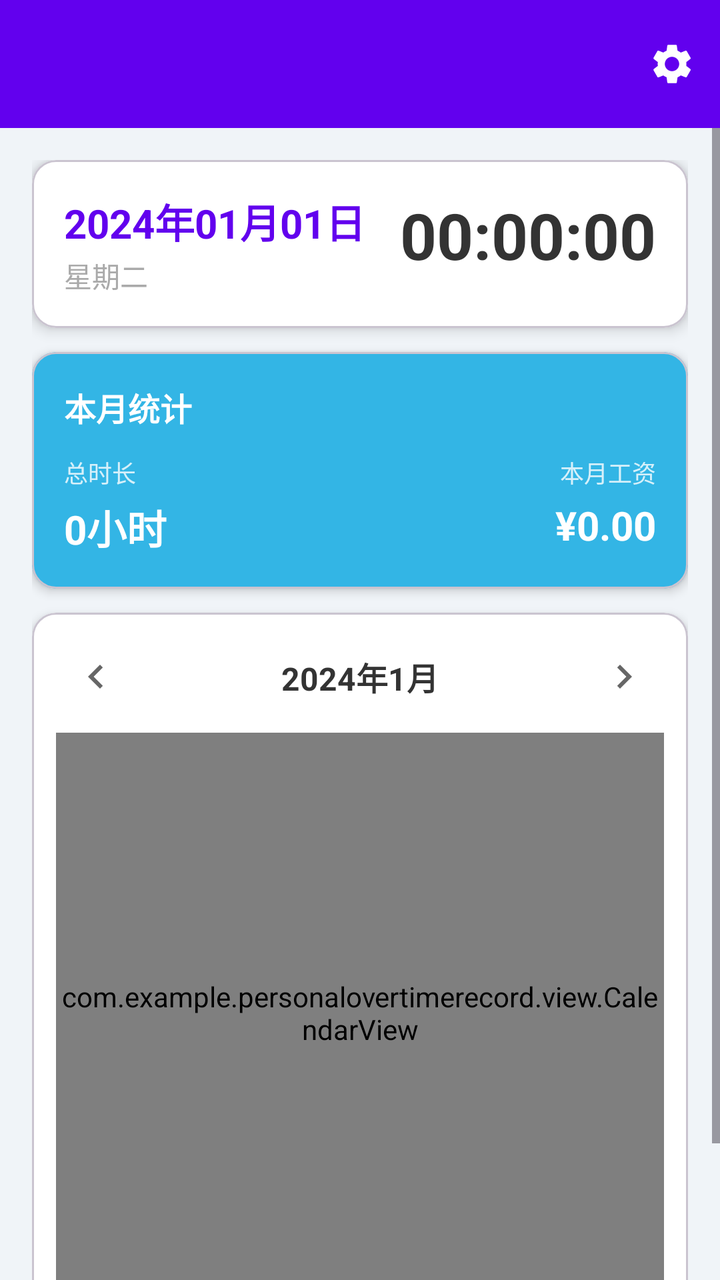
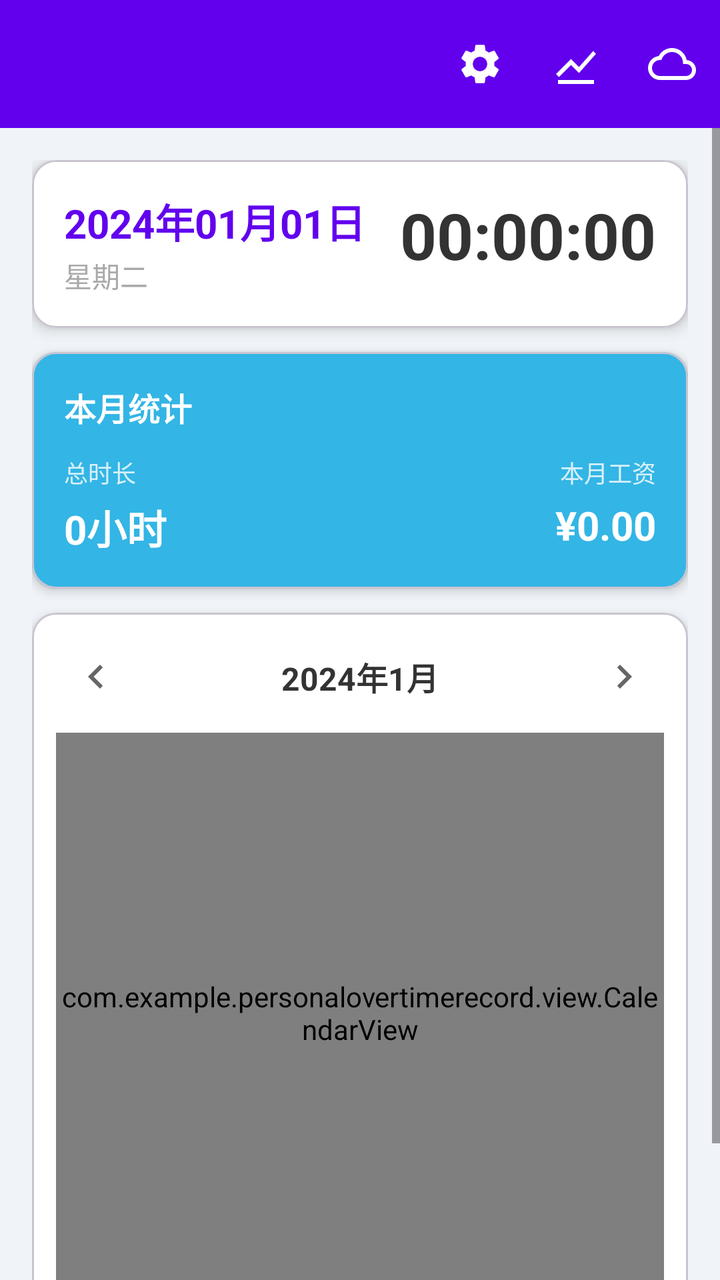

An Android layout rendered at two revisions. The XML below is the earlier revision; the diff shows what the commit changed to produce the second picture.
<!-- AndroidManifest.xml: application theme Theme.PersonalOvertimeRecord -->
<!-- res/layout/activity_main.xml -->
<?xml version="1.0" encoding="utf-8"?>
<LinearLayout xmlns:android="http://schemas.android.com/apk/res/android"
    xmlns:app="http://schemas.android.com/apk/res-auto"
    xmlns:tools="http://schemas.android.com/tools"
    android:id="@+id/main"
    android:layout_width="match_parent"
    android:layout_height="match_parent"
    android:orientation="vertical"
    android:background="#F0F4F8"
    tools:context=".MainActivity">

    <com.google.android.material.appbar.AppBarLayout
        android:layout_width="match_parent"
        android:layout_height="wrap_content"
        android:background="@color/white"
        app:elevation="4dp">

        <androidx.appcompat.widget.Toolbar
            android:id="@+id/toolbar"
            android:layout_width="match_parent"
            android:layout_height="?attr/actionBarSize"
            android:background="@color/colorPrimary"
            app:titleTextColor="@color/white">

            <ImageButton
                android:id="@+id/btnSettings"
                android:layout_width="48dp"
                android:layout_height="48dp"
                android:layout_gravity="end|center_vertical"
                android:background="?attr/selectableItemBackgroundBorderless"
                android:src="@drawable/ic_settings"
                app:tint="@color/white"
                android:contentDescription="设置" />

        </androidx.appcompat.widget.Toolbar>

    </com.google.android.material.appbar.AppBarLayout>

    <ScrollView
        android:layout_width="match_parent"
        android:layout_height="0dp"
        android:layout_weight="1"
        android:fillViewport="true">

        <LinearLayout
            android:layout_width="match_parent"
            android:layout_height="wrap_content"
            android:orientation="vertical"
            android:padding="16dp">

            <com.google.android.material.card.MaterialCardView
                android:layout_width="match_parent"
                android:layout_height="wrap_content"
                android:layout_marginBottom="12dp"
                app:cardElevation="4dp"
                app:cardCornerRadius="12dp"
                app:cardBackgroundColor="@color/white">

                <LinearLayout
                    android:layout_width="match_parent"
                    android:layout_height="wrap_content"
                    android:orientation="horizontal"
                    android:padding="16dp">

                    <LinearLayout
                        android:layout_width="0dp"
                        android:layout_height="wrap_content"
                        android:layout_weight="1"
                        android:orientation="vertical">

                        <TextView
                            android:id="@+id/tvCurrentDate"
                            android:layout_width="wrap_content"
                            android:layout_height="wrap_content"
                            android:textSize="20sp"
                            android:textStyle="bold"
                            android:textColor="@color/colorPrimary"
                            android:text="2024年01月01日" />

                        <TextView
                            android:id="@+id/tvCurrentWeekday"
                            android:layout_width="wrap_content"
                            android:layout_height="wrap_content"
                            android:textSize="14sp"
                            android:textColor="@android:color/darker_gray"
                            android:layout_marginTop="2dp"
                            android:text="星期二" />

                    </LinearLayout>

                    <TextView
                        android:id="@+id/tvCurrentTime"
                        android:layout_width="wrap_content"
                        android:layout_height="wrap_content"
                        android:textSize="32sp"
                        android:textStyle="bold"
                        android:textColor="#333333"
                        android:text="00:00:00" />

                </LinearLayout>

            </com.google.android.material.card.MaterialCardView>

            <com.google.android.material.card.MaterialCardView
                android:layout_width="match_parent"
                android:layout_height="wrap_content"
                android:layout_marginBottom="12dp"
                app:cardElevation="3dp"
                app:cardCornerRadius="12dp"
                app:cardBackgroundColor="@android:color/holo_blue_light">

                <LinearLayout
                    android:layout_width="match_parent"
                    android:layout_height="wrap_content"
                    android:orientation="vertical"
                    android:padding="16dp">

                    <TextView
                        android:layout_width="wrap_content"
                        android:layout_height="wrap_content"
                        android:text="本月统计"
                        android:textSize="16sp"
                        android:textStyle="bold"
                        android:textColor="@color/white" />

                    <LinearLayout
                        android:layout_width="match_parent"
                        android:layout_height="wrap_content"
                        android:orientation="horizontal"
                        android:layout_marginTop="12dp">

                        <LinearLayout
                            android:layout_width="0dp"
                            android:layout_height="wrap_content"
                            android:layout_weight="1"
                            android:orientation="vertical">

                            <TextView
                                android:layout_width="wrap_content"
                                android:layout_height="wrap_content"
                                android:text="总时长"
                                android:textSize="12sp"
                                android:textColor="@color/white"
                                android:alpha="0.8" />

                            <TextView
                                android:id="@+id/tvTotalOvertime"
                                android:layout_width="wrap_content"
                                android:layout_height="wrap_content"
                                android:text="0小时"
                                android:textSize="20sp"
                                android:textStyle="bold"
                                android:textColor="@color/white"
                                android:layout_marginTop="4dp" />

                        </LinearLayout>

                        <LinearLayout
                            android:layout_width="0dp"
                            android:layout_height="wrap_content"
                            android:layout_weight="1"
                            android:orientation="vertical"
                            android:gravity="end">

                            <TextView
                                android:layout_width="wrap_content"
                                android:layout_height="wrap_content"
                                android:text="本月工资"
                                android:textSize="12sp"
                                android:textColor="@color/white"
                                android:alpha="0.8" />

                            <TextView
                                android:id="@+id/tvTotalPay"
                                android:layout_width="wrap_content"
                                android:layout_height="wrap_content"
                                android:text="¥0.00"
                                android:textSize="20sp"
                                android:textStyle="bold"
                                android:textColor="@color/white"
                                android:layout_marginTop="4dp" />

                        </LinearLayout>

                    </LinearLayout>

                </LinearLayout>

            </com.google.android.material.card.MaterialCardView>

            <com.google.android.material.card.MaterialCardView
                android:layout_width="match_parent"
                android:layout_height="wrap_content"
                android:layout_marginBottom="12dp"
                app:cardElevation="3dp"
                app:cardCornerRadius="12dp"
                app:cardBackgroundColor="@color/white">

                <LinearLayout
                    android:layout_width="match_parent"
                    android:layout_height="wrap_content"
                    android:orientation="vertical"
                    android:padding="12dp">

                    <LinearLayout
                        android:layout_width="match_parent"
                        android:layout_height="wrap_content"
                        android:orientation="horizontal"
                        android:gravity="center_vertical"
                        android:layout_marginBottom="8dp">

                        <ImageButton
                            android:id="@+id/btnPrevMonth"
                            android:layout_width="40dp"
                            android:layout_height="40dp"
                            android:background="?attr/selectableItemBackgroundBorderless"
                            android:src="@drawable/ic_arrow_left"
                            android:contentDescription="上个月"
                            app:tint="#666666" />

                        <TextView
                            android:id="@+id/tvMonthYear"
                            android:layout_width="0dp"
                            android:layout_height="wrap_content"
                            android:layout_weight="1"
                            android:gravity="center"
                            android:textSize="16sp"
                            android:textStyle="bold"
                            android:textColor="#333333"
                            android:text="2024年1月" />

                        <ImageButton
                            android:id="@+id/btnNextMonth"
                            android:layout_width="40dp"
                            android:layout_height="40dp"
                            android:background="?attr/selectableItemBackgroundBorderless"
                            android:src="@drawable/ic_arrow_right"
                            android:contentDescription="下个月"
                            app:tint="#666666" />

                    </LinearLayout>

                    <com.example.personalovertimerecord.view.CalendarView
                        android:id="@+id/calendarView"
                        android:layout_width="match_parent"
                        android:layout_height="280dp" />

                </LinearLayout>

            </com.google.android.material.card.MaterialCardView>

            <LinearLayout
                android:layout_width="match_parent"
                android:layout_height="wrap_content"
                android:orientation="horizontal"
                android:gravity="center_vertical"
                android:layout_marginBottom="8dp">

                <TextView
                    android:layout_width="0dp"
                    android:layout_height="wrap_content"
                    android:layout_weight="1"
                    android:text="加班记录"
                    android:textSize="16sp"
                    android:textStyle="bold"
                    android:textColor="#333333" />

                <TextView
                    android:layout_width="wrap_content"
                    android:layout_height="wrap_content"
                    android:text="点击日历添加记录"
                    android:textSize="12sp"
                    android:textColor="@android:color/darker_gray" />

            </LinearLayout>

            <androidx.recyclerview.widget.RecyclerView
                android:id="@+id/recyclerView"
                android:layout_width="match_parent"
                android:layout_height="wrap_content"
                android:nestedScrollingEnabled="false" />

        </LinearLayout>

    </ScrollView>

</LinearLayout>
<!-- resources referenced by this layout -->
<resources>
  <color name="colorPrimary">#FF6200EE</color>
  <color name="white">#FFFFFFFF</color>
  <!-- drawable ic_arrow_left (drawable) -->
  <vector xmlns:android="http://schemas.android.com/apk/res/android"
      android:width="24dp"
      android:height="24dp"
      android:viewportWidth="24"
      android:viewportHeight="24">
      <path
          android:fillColor="#666666"
          android:pathData="M15.41,7.41L14,6l-6,6 6,6 1.41,-1.41L10.83,12z"/>
  </vector>
  <!-- drawable ic_arrow_right (drawable) -->
  <vector xmlns:android="http://schemas.android.com/apk/res/android"
      android:width="24dp"
      android:height="24dp"
      android:viewportWidth="24"
      android:viewportHeight="24">
      <path
          android:fillColor="#666666"
          android:pathData="M10,6L8.59,7.41 13.17,12l-4.58,4.59L10,18l6,-6z"/>
  </vector>
  <!-- drawable ic_settings (drawable) -->
  <vector xmlns:android="http://schemas.android.com/apk/res/android"
      android:width="24dp"
      android:height="24dp"
      android:viewportWidth="24"
      android:viewportHeight="24">
      <path
          android:fillColor="#FFFFFF"
          android:pathData="M19.14,12.94c0.04,-0.31 0.06,-0.63 0.06,-0.94 0,-0.31 -0.02,-0.63 -0.06,-0.94l2.03,-1.58c0.18,-0.14 0.23,-0.41 0.12,-0.61l-1.92,-3.32c-0.12,-0.22 -0.37,-0.29 -0.59,-0.22l-2.39,0.96c-0.5,-0.38 -1.03,-0.7 -1.62,-0.94l-0.36,-2.54c-0.03,-0.24 -0.24,-0.41 -0.46,-0.41h-3.84c-0.24,0 -0.43,0.17 -0.46,0.41l-0.36,2.54c-0.59,0.24 -1.12,0.56 -1.62,0.94l-2.39,-0.96c-0.22,-0.08 -0.47,0 -0.59,0.22l-1.92,3.32c-0.12,0.22 -0.07,0.47 0.12,0.61l2.03,1.58c-0.04,0.31 -0.06,0.63 -0.06,0.94 0,0.31 0.02,0.63 0.06,0.94l-2.03,1.58c-0.18,0.14 -0.23,0.41 -0.12,0.61l1.92,3.32c0.12,0.22 0.37,0.29 0.59,0.22l2.39,-0.96c0.5,0.38 1.03,0.7 1.62,0.94l0.36,2.54c0.03,0.24 0.24,0.41 0.46,0.41h3.84c0.24,0 0.44,-0.17 0.46,-0.41l0.36,-2.54c0.59,-0.24 1.12,-0.56 1.62,-0.94l2.39,0.96c0.22,0.08 0.47,0 0.59,-0.22l1.92,-3.32c0.12,-0.22 0.07,-0.47 -0.12,-0.61l-2.03,-1.58zM12,15.6c-1.98,0 -3.6,-1.62 -3.6,-3.6s1.62,-3.6 3.6,-3.6 3.6,1.62 3.6,3.6 -1.62,3.6 -3.6,3.6z"/>
  </vector>
  <style name="Theme.PersonalOvertimeRecord" parent="Base.Theme.PersonalOvertimeRecord" />
  <style name="Base.Theme.PersonalOvertimeRecord" parent="Theme.Material3.DayNight.NoActionBar">
          <item name="colorPrimary">@color/colorPrimary</item>
          <item name="colorPrimaryDark">@color/colorPrimaryDark</item>
          <item name="colorAccent">@color/colorAccent</item>
      </style>
  <color name="colorPrimaryDark">#FF3700B3</color>
  <color name="colorAccent">#FF03DAC5</color>
</resources>

<!-- the commit's change to res/layout/activity_main.xml (unified diff, before → after) -->
@@ -23,6 +23,26 @@
             app:titleTextColor="@color/white">
 
             <ImageButton
+                android:id="@+id/btnCloudSync"
+                android:layout_width="48dp"
+                android:layout_height="48dp"
+                android:layout_gravity="end|center_vertical"
+                android:background="?attr/selectableItemBackgroundBorderless"
+                android:src="@drawable/ic_cloud_sync"
+                app:tint="@color/white"
+                android:contentDescription="云同步" />
+
+            <ImageButton
+                android:id="@+id/btnReport"
+                android:layout_width="48dp"
+                android:layout_height="48dp"
+                android:layout_gravity="end|center_vertical"
+                android:background="?attr/selectableItemBackgroundBorderless"
+                android:src="@drawable/ic_chart"
+                app:tint="@color/white"
+                android:contentDescription="统计报表" />
+
+            <ImageButton
                 android:id="@+id/btnSettings"
                 android:layout_width="48dp"
                 android:layout_height="48dp"
<!-- resource entries referenced after the edit -->
@@ -22,6 +22,31 @@
           android:fillColor="#666666"
           android:pathData="M10,6L8.59,7.41 13.17,12l-4.58,4.59L10,18l6,-6z"/>
   </vector>
+  <!-- drawable ic_chart (drawable) -->
+  <?xml version="1.0" encoding="utf-8"?>
+  <vector xmlns:android="http://schemas.android.com/apk/res/android"
+      android:width="24dp"
+      android:height="24dp"
+      android:viewportWidth="24"
+      android:viewportHeight="24">
+      <path
+          android:fillColor="#FFFFFF"
+          android:pathData="M3.5,18.49l6,-6.01 4,4L22,6.92l-1.41,-1.41 -7.09,7.97 -4,-4L2,16.99z"/>
+      <path
+          android:fillColor="#FFFFFF"
+          android:pathData="M3,20h18v2H3z"/>
+  </vector>
+  <!-- drawable ic_cloud_sync (drawable) -->
+  <?xml version="1.0" encoding="utf-8"?>
+  <vector xmlns:android="http://schemas.android.com/apk/res/android"
+      android:width="24dp"
+      android:height="24dp"
+      android:viewportWidth="24"
+      android:viewportHeight="24">
+      <path
+          android:fillColor="#FFFFFF"
+          android:pathData="M19.35,10.04C18.67,6.59 15.64,4 12,4 9.11,4 6.6,5.64 5.35,8.04 2.34,8.36 0,10.91 0,14c0,3.31 2.69,6 6,6h13c2.76,0 5,-2.24 5,-5 0,-2.64 -2.05,-4.78 -4.65,-4.96zM19,18H6c-2.21,0 -4,-1.79 -4,-4s1.79,-4 4,-4h0.71C7.37,7.69 9.48,6 12,6c3.04,0 5.5,2.46 5.5,5.5v0.5H19c1.66,0 3,1.34 3,3s-1.34,3 -3,3z"/>
+  </vector>
   <!-- drawable ic_settings (drawable) -->
   <vector xmlns:android="http://schemas.android.com/apk/res/android"
       android:width="24dp"
